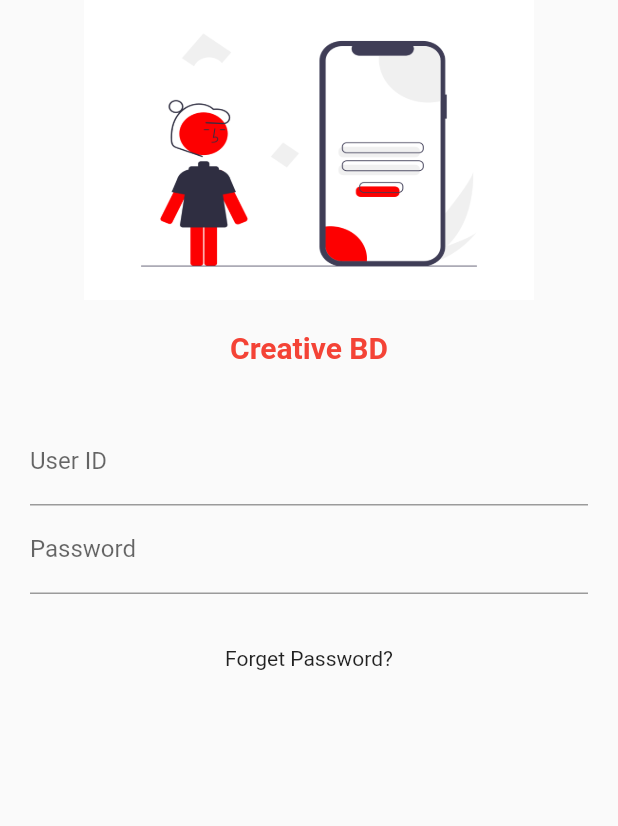
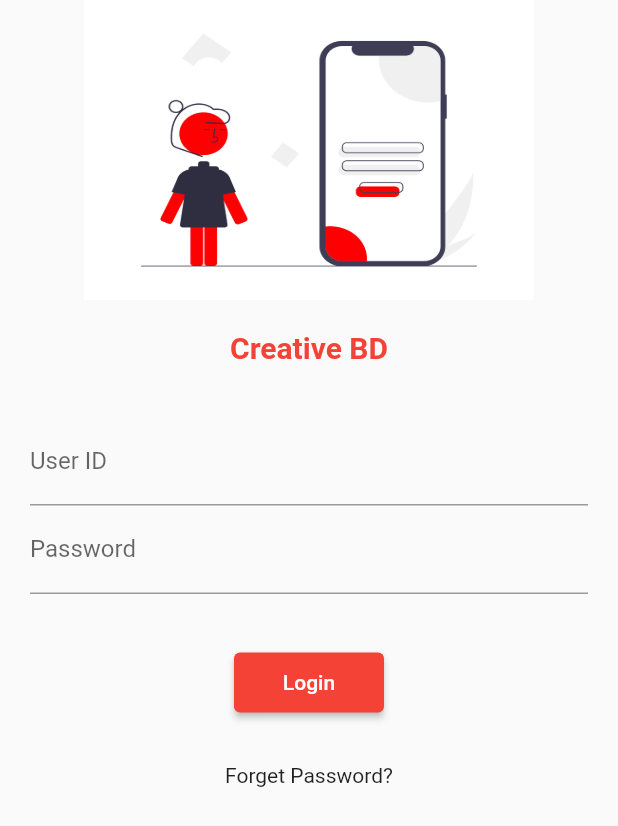
Before and after one commit to mhshoumic/mehedi, a Flutter app: the screen it shows after launch, on a phone screen of 412 x 824 dp. Shown: the top 826 px of the screen. Run offline on Flutter 3.47's test engine with Material 2 defaults, Android fonts, the light colour scheme and no system bars; our stand-ins replace google_fonts.

Commit message:
Day 5 complete

```diff
--- a/lib/main.dart
+++ b/lib/main.dart
@@ -2,6 +2,7 @@
 import 'package:mehedi/pages/homepage.dart';
 import 'package:mehedi/pages/loginpage.dart';
 import 'package:google_fonts/google_fonts.dart';
+import 'package:mehedi/pages/routes.dart';
 
 void main() {
   runApp(const AuGust());
@@ -21,8 +22,8 @@
       initialRoute: "/login",
       routes: {
         "/": (context) => LoginPage(),
-        "/home": (context) => Homepage(),
-        "/login": (context) => LoginPage(),
+        MyRoutes.homeRoute: (context) => Homepage(),
+        MyRoutes.loginRoute: (context) => LoginPage(),
       },
     );
   }
--- a/lib/pages/loginpage.dart
+++ b/lib/pages/loginpage.dart
@@ -1,4 +1,5 @@
 import 'package:flutter/material.dart';
+import 'package:mehedi/pages/routes.dart';
 
 class LoginPage extends StatelessWidget {
   const LoginPage({Key? key}) : super(key: key);
@@ -49,6 +50,17 @@
           const SizedBox(
             height: 20,
           ),
+          ElevatedButton(
+            onPressed: () {
+              Navigator.pushNamed(context, MyRoutes.homeRoute);
+            },
+            child: Text("Login"),
+            style: TextButton.styleFrom(
+                backgroundColor: Colors.red, minimumSize: const Size(100, 40)),
+          ),
+          const SizedBox(
+            height: 30,
+          ),
           const Text("Forget Password?"),
         ],
       ),
--- /dev/null
+++ b/lib/pages/routes.dart
@@ -0,0 +1,4 @@
+class MyRoutes {
+  static String loginRoute = "/login";
+  static String homeRoute = "/home";
+}
```
